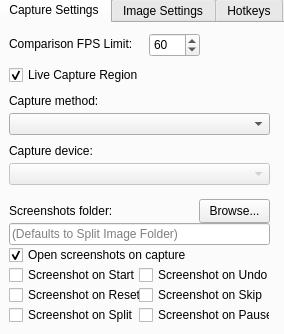
Above: res/settings.ui from Toufool/AutoSplit before the change. Below: the same form after it.
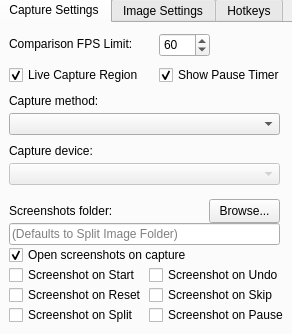
That is the form after the change. Icons and pictures are not drawn.

Commit message: Added option to toggle the pause timer visibility + Increased Settings window for Linux KDE (#349)

Patch:
```diff
--- a/res/settings.ui
+++ b/res/settings.ui
@@ -7,7 +7,7 @@
    <rect>
     <x>0</x>
     <y>0</y>
-    <width>284</width>
+    <width>292</width>
     <height>334</height>
    </rect>
   </property>
@@ -17,12 +17,6 @@
     <height>334</height>
    </size>
   </property>
-  <property name="maximumSize">
-   <size>
-    <width>284</width>
-    <height>334</height>
-   </size>
-  </property>
   <property name="font">
    <font>
     <pointsize>9</pointsize>
@@ -40,7 +34,7 @@
     <rect>
      <x>-3</x>
      <y>-3</y>
-     <width>291</width>
+     <width>301</width>
      <height>341</height>
     </rect>
    </property>
@@ -56,7 +50,7 @@
       <rect>
        <x>10</x>
        <y>200</y>
-       <width>261</width>
+       <width>271</width>
        <height>22</height>
       </rect>
      </property>
@@ -72,7 +66,7 @@
       <rect>
        <x>10</x>
        <y>13</y>
-       <width>141</width>
+       <width>131</width>
        <height>16</height>
       </rect>
      </property>
@@ -88,7 +82,7 @@
       <rect>
        <x>10</x>
        <y>40</y>
-       <width>261</width>
+       <width>141</width>
        <height>24</height>
       </rect>
      </property>
@@ -107,7 +101,7 @@
       <rect>
        <x>10</x>
        <y>70</y>
-       <width>261</width>
+       <width>271</width>
        <height>16</height>
       </rect>
      </property>
@@ -118,7 +112,7 @@
     <widget class="QSpinBox" name="fps_limit_spinbox">
      <property name="geometry">
       <rect>
-       <x>150</x>
+       <x>160</x>
        <y>10</y>
        <width>51</width>
        <height>24</height>
@@ -140,7 +134,7 @@
     <widget class="QPushButton" name="screenshot_directory_browse_button">
      <property name="geometry">
       <rect>
-       <x>200</x>
+       <x>210</x>
        <y>176</y>
        <width>71</width>
        <height>24</height>
@@ -158,7 +152,7 @@
       <rect>
        <x>10</x>
        <y>120</y>
-       <width>261</width>
+       <width>271</width>
        <height>16</height>
       </rect>
      </property>
@@ -171,7 +165,7 @@
       <rect>
        <x>10</x>
        <y>90</y>
-       <width>261</width>
+       <width>271</width>
        <height>22</height>
       </rect>
      </property>
@@ -184,7 +178,7 @@
       <rect>
        <x>10</x>
        <y>140</y>
-       <width>261</width>
+       <width>271</width>
        <height>22</height>
       </rect>
      </property>
@@ -210,7 +204,7 @@
       <rect>
        <x>10</x>
        <y>220</y>
-       <width>261</width>
+       <width>271</width>
        <height>24</height>
       </rect>
      </property>
@@ -229,7 +223,7 @@
       <rect>
        <x>10</x>
        <y>280</y>
-       <width>131</width>
+       <width>141</width>
        <height>24</height>
       </rect>
      </property>
@@ -245,7 +239,7 @@
       <rect>
        <x>10</x>
        <y>240</y>
-       <width>131</width>
+       <width>141</width>
        <height>24</height>
       </rect>
      </property>
@@ -261,7 +255,7 @@
       <rect>
        <x>10</x>
        <y>260</y>
-       <width>131</width>
+       <width>141</width>
        <height>24</height>
       </rect>
      </property>
@@ -275,9 +269,9 @@
     <widget class="QCheckBox" name="screenshot_on_skip_checkbox">
      <property name="geometry">
       <rect>
-       <x>140</x>
+       <x>150</x>
        <y>260</y>
-       <width>131</width>
+       <width>141</width>
        <height>24</height>
       </rect>
      </property>
@@ -291,9 +285,9 @@
     <widget class="QCheckBox" name="screenshot_on_undo_checkbox">
      <property name="geometry">
       <rect>
-       <x>140</x>
+       <x>150</x>
        <y>240</y>
-       <width>131</width>
+       <width>141</width>
        <height>24</height>
       </rect>
      </property>
@@ -307,9 +301,9 @@
     <widget class="QCheckBox" name="screenshot_on_pause_checkbox">
      <property name="geometry">
       <rect>
-       <x>140</x>
+       <x>150</x>
        <y>280</y>
-       <width>131</width>
+       <width>141</width>
        <height>24</height>
       </rect>
      </property>
@@ -320,6 +314,25 @@
       <bool>false</bool>
      </property>
     </widget>
+    <widget class="QCheckBox" name="display_pause_timer_checkbox">
+     <property name="geometry">
+      <rect>
+       <x>160</x>
+       <y>40</y>
+       <width>131</width>
+       <height>24</height>
+      </rect>
+     </property>
+     <property name="text">
+      <string>Show Pause Timer</string>
+     </property>
+     <property name="checked">
+      <bool>true</bool>
+     </property>
+     <property name="tristate">
+      <bool>false</bool>
+     </property>
+    </widget>
    </widget>
    <widget class="QWidget" name="image_settings_tab">
     <attribute name="title">
```
Left out of the diff: 44 changed lines with no effect on the pictures. The commit also changes 3 other files.
